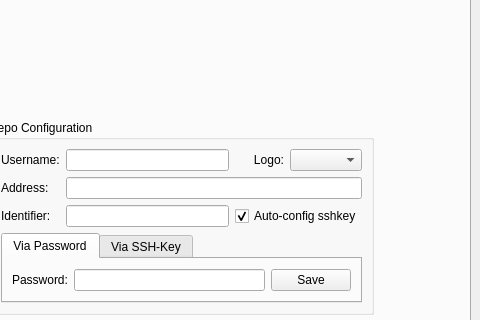
Before: the Qt Designer form gui/qtsvn.ui in LIU-Yinyi/SalVatioN, drawn with Qt 5; both pictures show x 320 to 800 and y 83 to 403 of the 800 by 600 pixel window.
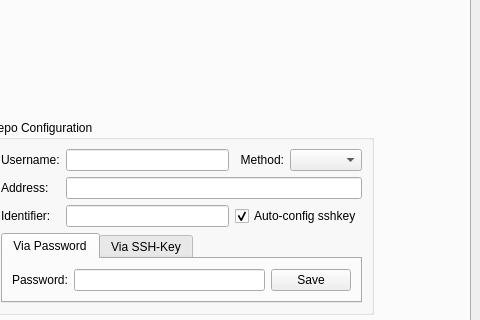
After: the same form once the commit is applied.

```diff
--- a/gui/qtsvn.ui
+++ b/gui/qtsvn.ui
@@ -210,7 +210,7 @@
             <item row="0" column="2">
              <widget class="QLabel" name="label_logo">
               <property name="text">
-               <string>Logo:</string>
+               <string>Method:</string>
               </property>
               <property name="alignment">
                <set>Qt::AlignRight|Qt::AlignTrailing|Qt::AlignVCenter</set>
```
Left out of the diff: 4 changed lines with no effect on the pictures.
